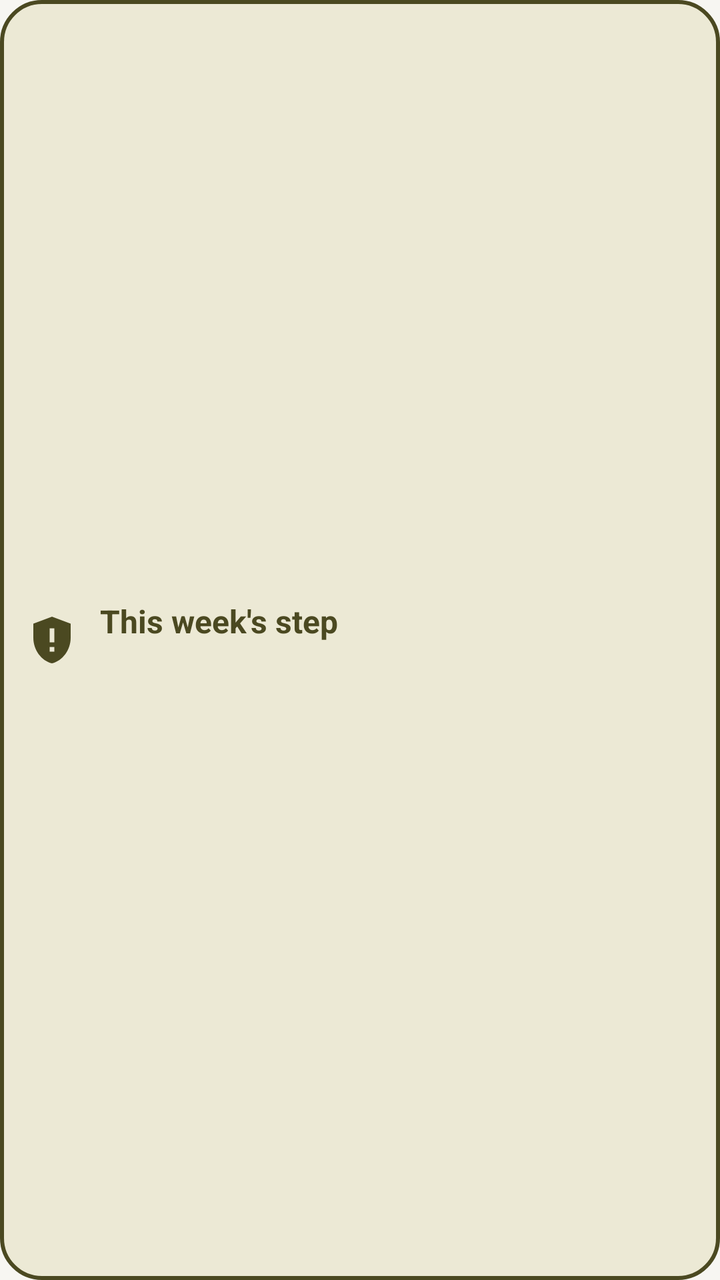
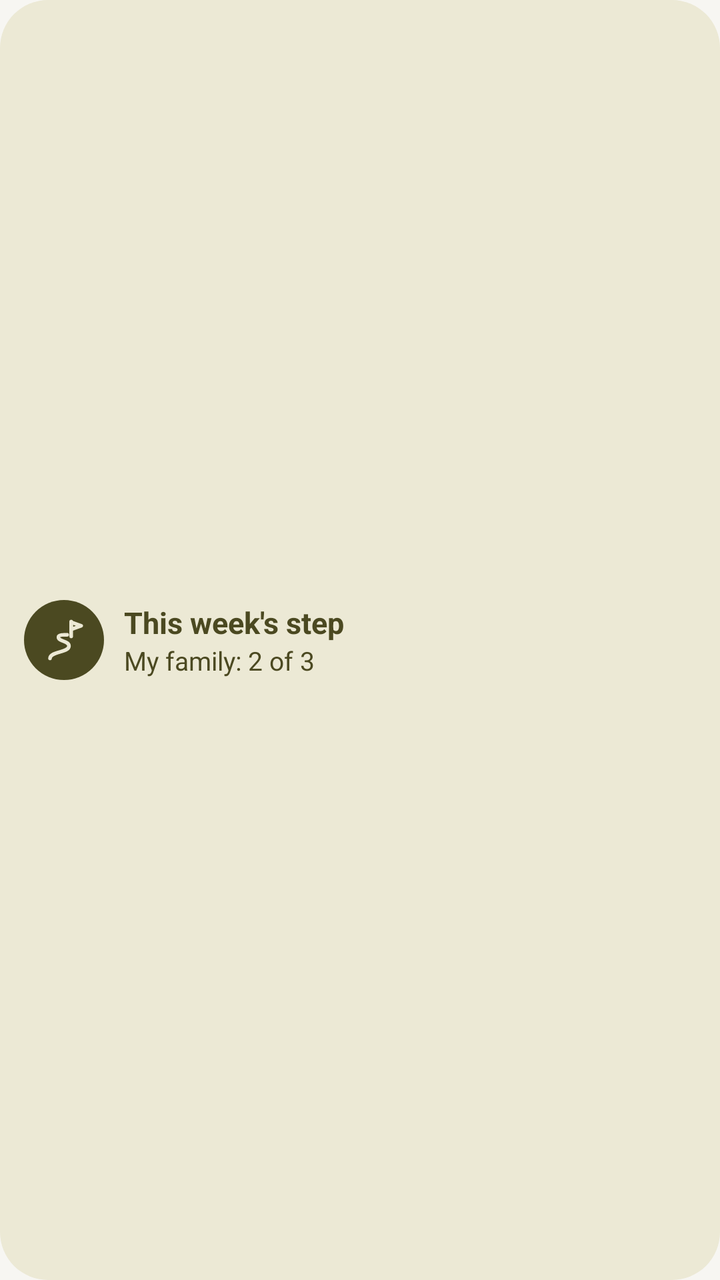

The first picture is an Android layout as it rendered before a commit; the second is the same layout after the commit. The layout source and the unified diff follow.
<!-- AndroidManifest.xml: application theme Theme.Sprotyv -->
<!-- res/layout/widget_path.xml -->
<?xml version="1.0" encoding="utf-8"?>
<LinearLayout xmlns:android="http://schemas.android.com/apk/res/android" android:id="@+id/w_root" android:layout_width="match_parent" android:layout_height="match_parent"
    android:background="@drawable/w_shape_khaki" android:gravity="center_vertical" android:orientation="horizontal" android:padding="12dp">
    <ImageView android:layout_width="28dp" android:layout_height="28dp" android:src="@drawable/ic_notify" android:tint="@color/w_khaki_ink"
        android:importantForAccessibility="no" />
    <LinearLayout android:layout_width="0dp" android:layout_weight="1" android:layout_height="wrap_content" android:layout_marginStart="10dp" android:orientation="vertical">
        <TextView android:layout_width="match_parent" android:layout_height="wrap_content" android:text="@string/path_week_title"
            android:textColor="@color/w_khaki_ink" android:textSize="16sp" android:textStyle="bold" />
        <TextView android:id="@+id/w_text" android:layout_width="match_parent" android:layout_height="wrap_content"
            android:textColor="@color/w_khaki_ink" android:textSize="14sp" android:maxLines="2" android:ellipsize="end" />
    </LinearLayout>
</LinearLayout>
<!-- resources referenced by this layout -->
<resources>
  <color name="w_khaki_ink">#FF4B4921</color>
  <!-- drawable ic_notify (drawable) -->
  <?xml version="1.0" encoding="utf-8"?>
  <vector xmlns:android="http://schemas.android.com/apk/res/android"
      android:width="24dp" android:height="24dp" android:viewportWidth="24" android:viewportHeight="24">
      <path android:fillColor="#FFFFFFFF" android:fillType="evenOdd"
          android:pathData="M12,2L4,5v6c0,5.2 3.4,9.9 8,11c4.6,-1.1 8,-5.8 8,-11V5L12,2zM11,7h2v6h-2V7zM11,15h2v2h-2V15z" />
  </vector>
  <!-- drawable w_shape_khaki (drawable) -->
  <?xml version="1.0" encoding="utf-8"?>
  <shape xmlns:android="http://schemas.android.com/apk/res/android" android:shape="rectangle">
      <solid android:color="@color/w_khaki_bg" />
      <stroke android:width="2dp" android:color="@color/w_khaki_ink" />
      <corners android:radius="20dp" />
  </shape>
  <string name="path_week_title">This week\'s step</string>
  <style name="Theme.Sprotyv" parent="android:Theme.Material.Light.NoActionBar">
          <item name="android:windowBackground">@color/background</item>
          <item name="android:statusBarColor">@android:color/transparent</item>
          <item name="android:navigationBarColor">@android:color/transparent</item>
      </style>
  <color name="w_khaki_bg">#FFECE9D5</color>
  <color name="background">#FFF7F6F2</color>
</resources>

<!-- the commit's change to res/layout/widget_path.xml (unified diff, before → after) -->
@@ -1,12 +1,14 @@
 <?xml version="1.0" encoding="utf-8"?>
 <LinearLayout xmlns:android="http://schemas.android.com/apk/res/android" android:id="@+id/w_root" android:layout_width="match_parent" android:layout_height="match_parent"
-    android:background="@drawable/w_shape_khaki" android:gravity="center_vertical" android:orientation="horizontal" android:padding="12dp">
-    <ImageView android:layout_width="28dp" android:layout_height="28dp" android:src="@drawable/ic_notify" android:tint="@color/w_khaki_ink"
-        android:importantForAccessibility="no" />
+    android:background="@drawable/w_shape_khaki" android:gravity="center_vertical" android:orientation="horizontal" android:paddingHorizontal="12dp" android:paddingVertical="8dp">
+    <FrameLayout android:layout_width="40dp" android:layout_height="40dp" android:background="@drawable/w_badge_khaki">
+        <ImageView android:layout_width="match_parent" android:layout_height="match_parent" android:padding="8dp"
+            android:src="@drawable/tab_way" android:tint="@color/w_khaki_bg" android:importantForAccessibility="no" />
+    </FrameLayout>
     <LinearLayout android:layout_width="0dp" android:layout_weight="1" android:layout_height="wrap_content" android:layout_marginStart="10dp" android:orientation="vertical">
         <TextView android:layout_width="match_parent" android:layout_height="wrap_content" android:text="@string/path_week_title"
-            android:textColor="@color/w_khaki_ink" android:textSize="16sp" android:textStyle="bold" />
-        <TextView android:id="@+id/w_text" android:layout_width="match_parent" android:layout_height="wrap_content"
-            android:textColor="@color/w_khaki_ink" android:textSize="14sp" android:maxLines="2" android:ellipsize="end" />
+            android:textColor="@color/w_khaki_ink" android:textSize="15sp" android:textStyle="bold" android:maxLines="2" android:ellipsize="end" />
+        <TextView android:id="@+id/w_text" android:layout_width="match_parent" android:layout_height="wrap_content" android:text="@string/widget_path_sample"
+            android:textColor="@color/w_khaki_ink" android:textSize="13sp" android:maxLines="2" android:ellipsize="end" />
     </LinearLayout>
 </LinearLayout>
<!-- resource entries referenced after the edit -->
@@ -1,21 +1,26 @@
 <!-- resources referenced by this layout -->
 <resources>
   <color name="w_khaki_ink">#FF4B4921</color>
-  <!-- drawable ic_notify (drawable) -->
+  <!-- drawable tab_way (drawable) -->
   <?xml version="1.0" encoding="utf-8"?>
-  <vector xmlns:android="http://schemas.android.com/apk/res/android"
-      android:width="24dp" android:height="24dp" android:viewportWidth="24" android:viewportHeight="24">
-      <path android:fillColor="#FFFFFFFF" android:fillType="evenOdd"
-          android:pathData="M12,2L4,5v6c0,5.2 3.4,9.9 8,11c4.6,-1.1 8,-5.8 8,-11V5L12,2zM11,7h2v6h-2V7zM11,15h2v2h-2V15z" />
+  <vector xmlns:android="http://schemas.android.com/apk/res/android" android:width="24dp" android:height="24dp" android:viewportWidth="24" android:viewportHeight="24">
+      <path android:pathData="M5,21.2C5,17.6 14.5,18.4 14.5,15C14.5,12.4 9.2,12.8 9.2,10.6C9.2,9.4 11.4,9.4 13.6,9.4" android:fillColor="#00000000" android:strokeColor="#FF000000" android:strokeWidth="1.8" android:strokeLineCap="round" android:strokeLineJoin="round" />
+      <path android:pathData="M15.6,10.2L15.6,2.8" android:fillColor="#00000000" android:strokeColor="#FF000000" android:strokeWidth="1.8" android:strokeLineCap="round" android:strokeLineJoin="round" />
+      <path android:pathData="M15.6,3.1L20.6,4.9L15.6,6.7Z" android:fillColor="#00000000" android:strokeColor="#FF000000" android:strokeWidth="1.8" android:strokeLineCap="round" android:strokeLineJoin="round" />
   </vector>
+  <!-- drawable w_badge_khaki (drawable) -->
+  <?xml version="1.0" encoding="utf-8"?>
+  <shape xmlns:android="http://schemas.android.com/apk/res/android" android:shape="oval">
+      <solid android:color="@color/w_khaki_ink" />
+  </shape>
   <!-- drawable w_shape_khaki (drawable) -->
   <?xml version="1.0" encoding="utf-8"?>
   <shape xmlns:android="http://schemas.android.com/apk/res/android" android:shape="rectangle">
       <solid android:color="@color/w_khaki_bg" />
-      <stroke android:width="2dp" android:color="@color/w_khaki_ink" />
-      <corners android:radius="20dp" />
+      <corners android:radius="24dp" />
   </shape>
   <string name="path_week_title">This week\'s step</string>
+  <string name="widget_path_sample">My family: 2 of 3</string>
   <style name="Theme.Sprotyv" parent="android:Theme.Material.Light.NoActionBar">
           <item name="android:windowBackground">@color/background</item>
           <item name="android:statusBarColor">@android:color/transparent</item>
